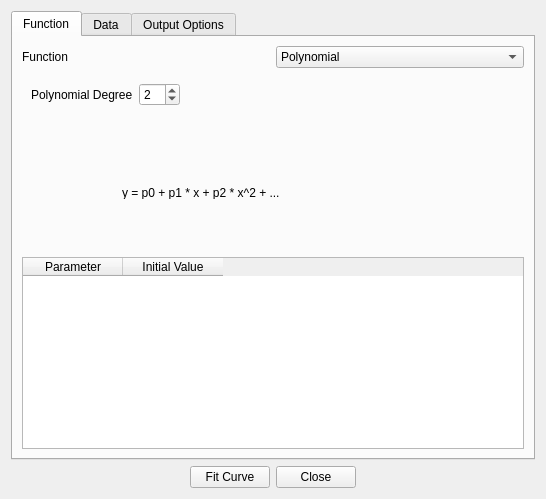
First picture: the form in src/ui/Ui_CurveFitting.ui, repository bbreslauer/PySciPlot, before the edit.
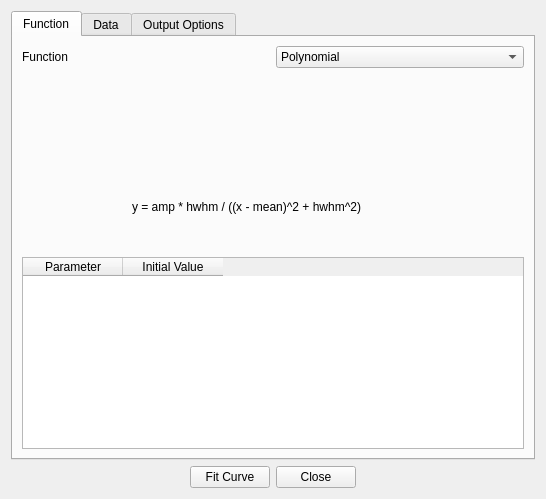
Second picture: the form after the edit. The open tabs and pages were chosen to show the change. Custom widgets are drawn as their Qt base class.

Commit message: Added lorentzian fit. (#42)

```diff
--- a/src/ui/Ui_CurveFitting.ui
+++ b/src/ui/Ui_CurveFitting.ui
@@ -116,6 +116,7 @@
          <widget class="QWidget" name="page_7"/>
          <widget class="QWidget" name="page_9"/>
          <widget class="QWidget" name="page_11"/>
+         <widget class="QWidget" name="page_14"/>
         </widget>
        </item>
        <item row="2" column="0" colspan="2">
@@ -213,6 +214,21 @@
            </property>
           </widget>
          </widget>
+         <widget class="QWidget" name="page_13">
+          <widget class="QLabel" name="label_18">
+           <property name="geometry">
+            <rect>
+             <x>110</x>
+             <y>20</y>
+             <width>291</width>
+             <height>41</height>
+            </rect>
+           </property>
+           <property name="text">
+            <string>y = amp * hwhm / ((x - mean)^2 + hwhm^2)</string>
+           </property>
+          </widget>
+         </widget>
         </widget>
        </item>
       </layout>
```
Left out of the diff: 5 changed lines with no effect on the pictures. The commit also changes 2 other files.
